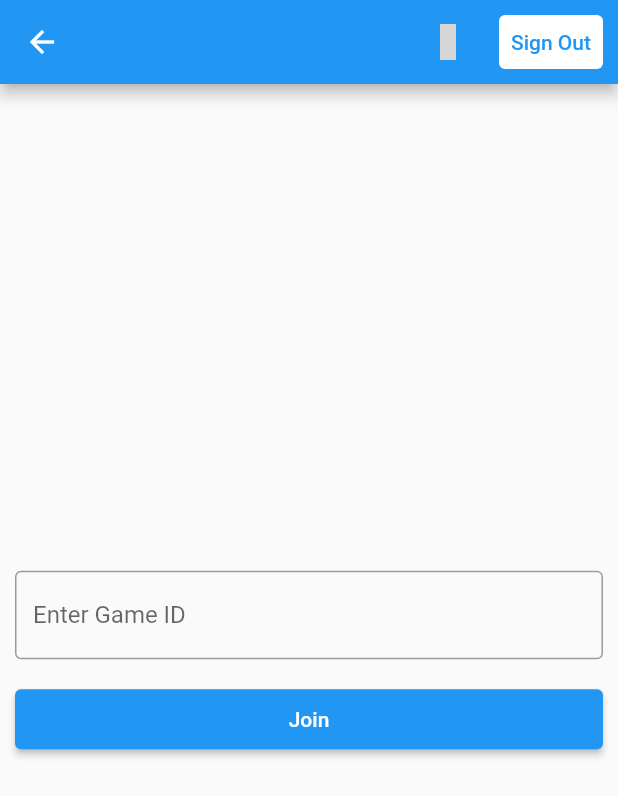
After one commit to halilyaman/draw_guess, a Flutter app: the HomePage screen opened by its route, on a phone screen of 412 x 824 dp. The commit adds this screen. Shown: the top 796 px of the screen. Run offline on Flutter 3.47's test engine with Material 2 defaults, Android fonts, the phone set to English and light mode, and no system bars; our stand-ins replace auto_route, cloud_firestore, dartz, device_preview, firebase_auth, firebase_core and 5 more; accounts and stored records are empty; grey boxes are pictures that could not be loaded.

Commit message:
Add home page

```diff
--- a/lib/core/core.dart
+++ b/lib/core/core.dart
@@ -1,3 +1,4 @@
+// external files
 export 'package:flutter/material.dart';
 export 'package:flutter_hooks/flutter_hooks.dart';
 export 'package:freezed_annotation/freezed_annotation.dart';
@@ -10,16 +11,20 @@ export 'package:google_sign_in/google_sign_in.dart';
 export 'package:flutter/services.dart';
 export 'package:material_design_icons_flutter/material_design_icons_flutter.dart';
 
-
+// internal files
 export 'package:draw_guess/firebase_options.dart';
 export 'package:draw_guess/core/presentation/app.dart';
 export 'package:draw_guess/core/presentation/app_padding.dart';
-export 'package:draw_guess/core/presentation/widgets/empty_height.dart';
-export 'package:draw_guess/core/presentation/widgets/empty_width.dart';
-export 'package:draw_guess/core/presentation/widgets/border_radius_box.dart';
 export 'package:draw_guess/core/presentation/app_colors.dart';
-export 'package:draw_guess/core/presentation/widgets/loading_indicator.dart';
 export 'package:draw_guess/core/shared/app_router.gr.dart';
 export 'package:draw_guess/core/domain/failure.dart';
 export 'package:draw_guess/core/infrastructure/safe_call.dart';
 export 'package:draw_guess/core/shared/providers.dart';
+
+// core atomic widgets
+export 'package:draw_guess/core/presentation/widgets/empty_height.dart';
+export 'package:draw_guess/core/presentation/widgets/empty_width.dart';
+export 'package:draw_guess/core/presentation/widgets/border_radius_box.dart';
+export 'package:draw_guess/core/presentation/widgets/keyboard_unfocus_widget.dart';
+export 'package:draw_guess/core/presentation/widgets/custom_text_field.dart';
+export 'package:draw_guess/core/presentation/widgets/loading_indicator.dart';
--- a/lib/core/presentation/app.dart
+++ b/lib/core/presentation/app.dart
@@ -23,7 +23,7 @@ class DrawGuessApp extends HookConsumerWidget {
             ref.watch(authNotifierProvider).when(
                   initial: () => const SplashRoute(),
                   inProgress: () => const SplashRoute(),
-                  authenticated: () => const DrawingBoardRoute(),
+                  authenticated: () => const HomeRoute(),
                   unauthenticated: () => const SignInRoute(),
                   failure: (_) => const SignInRoute(),
                 ),
--- a/lib/core/presentation/app_colors.dart
+++ b/lib/core/presentation/app_colors.dart
@@ -5,4 +5,5 @@ class AppColors {
 
   static const grey = Colors.grey;
   static const white = Colors.white;
+  static const black = Colors.black;
 }
--- a/lib/core/presentation/app_padding.dart
+++ b/lib/core/presentation/app_padding.dart
@@ -1,6 +1,7 @@
 import 'package:draw_guess/core/core.dart';
 
 class AppPadding extends EdgeInsets {
+  const AppPadding.zero() : super.all(0.0);
   const AppPadding.all() : super.all(10.0);
   const AppPadding.vertical() : super.symmetric(vertical: 10.0);
   const AppPadding.horizontal() : super.symmetric(horizontal: 10.0);
--- /dev/null
+++ b/lib/core/presentation/widgets/custom_text_field.dart
@@ -0,0 +1,23 @@
+import 'package:draw_guess/core/core.dart';
+
+class CustomTextField extends StatelessWidget {
+  const CustomTextField({
+    Key? key,
+    this.hintText,
+    this.controller,
+  }) : super(key: key);
+
+  final TextEditingController? controller;
+  final String? hintText;
+
+  @override
+  Widget build(BuildContext context) {
+    return TextField(
+      controller: controller,
+      decoration: InputDecoration(
+        border: const OutlineInputBorder(),
+        hintText: hintText,
+      ),
+    );
+  }
+}
--- /dev/null
+++ b/lib/core/presentation/widgets/keyboard_unfocus_widget.dart
@@ -0,0 +1,15 @@
+import 'package:flutter/material.dart';
+
+class KeyboardUnFocusWidget extends StatelessWidget {
+  const KeyboardUnFocusWidget({Key? key, this.child}) : super(key: key);
+
+  final Widget? child;
+
+  @override
+  Widget build(BuildContext context) {
+    return GestureDetector(
+      onTap: () => FocusScope.of(context).unfocus(),
+      child: child,
+    );
+  }
+}
--- a/lib/core/shared/app_router.dart
+++ b/lib/core/shared/app_router.dart
@@ -1,6 +1,7 @@
 import 'package:auto_route/auto_route.dart';
 import 'package:draw_guess/authentication/authentication.dart';
 import 'package:draw_guess/canvas/canvas.dart';
+import 'package:draw_guess/home/home.dart';
 import 'package:draw_guess/splash/splash.dart';
 
 @MaterialAutoRouter(
@@ -18,6 +19,10 @@ import 'package:draw_guess/splash/splash.dart';
       path: '/drawing',
       page: DrawingBoardPage,
     ),
+    AutoRoute(
+      path: '/home',
+      page: HomePage,
+    ),
   ],
 )
 
--- /dev/null
+++ b/lib/home/home.dart
@@ -0,0 +1 @@
+export 'package:draw_guess/home/presentation/home_page.dart';
--- /dev/null
+++ b/lib/home/presentation/home_page.dart
@@ -0,0 +1,48 @@
+import 'package:draw_guess/authentication/authentication.dart';
+import 'package:draw_guess/core/core.dart';
+import 'package:flutter/material.dart';
+
+class HomePage extends HookWidget {
+  const HomePage({Key? key}) : super(key: key);
+
+  @override
+  Widget build(BuildContext context) {
+    final gameIdController = useTextEditingController();
+    return KeyboardUnFocusWidget(
+      child: Scaffold(
+        appBar: AppBar(
+          actions: [
+            IconButton(
+              icon: const Icon(MdiIcons.plusCircle),
+              onPressed: () {},
+            ),
+            const Padding(
+              padding: AppPadding.all(),
+              child: SignOutButton(),
+            ),
+          ],
+        ),
+        body: Padding(
+          padding: const AppPadding.all(),
+          child: Column(
+            mainAxisAlignment: MainAxisAlignment.center,
+            children: [
+              CustomTextField(
+                hintText: 'Enter Game ID',
+                controller: gameIdController,
+              ),
+              const EmptyHeight() * 2,
+              ConstrainedBox(
+                constraints: const BoxConstraints.expand(height: 40.0),
+                child: ElevatedButton(
+                  onPressed: () {},
+                  child: const Text('Join'),
+                ),
+              ),
+            ],
+          ),
+        ),
+      ),
+    );
+  }
+}
```
Also changed, not shown: lib/core/shared/app_router.gr.dart.
